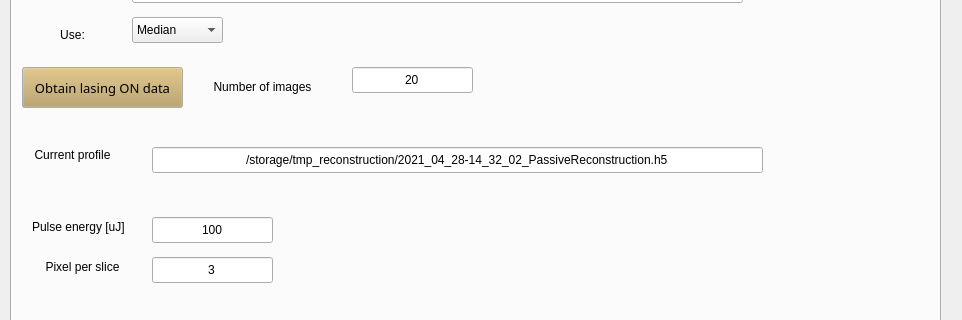
Qt form GUI.ui (pdijksta/WakefieldAnalysis) before a commit; both pictures show x 0 to 962 and y 289 to 609 of the 962 by 856 pixel window.
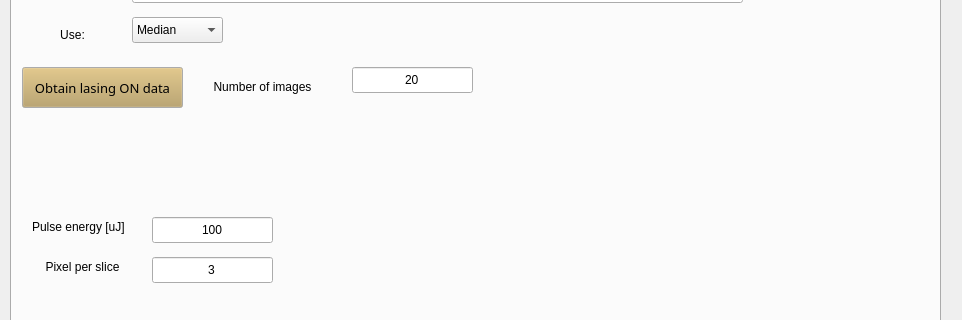
The same form after that commit.

Patch:
```diff
--- a/GUI.ui
+++ b/GUI.ui
@@ -2175,38 +2175,6 @@
        <string>Reconstruct Lasing</string>
       </property>
      </widget>
-     <widget class="QLabel" name="label_71">
-      <property name="geometry">
-       <rect>
-        <x>10</x>
-        <y>410</y>
-        <width>101</width>
-        <height>16</height>
-       </rect>
-      </property>
-      <property name="text">
-       <string>Current profile</string>
-      </property>
-      <property name="alignment">
-       <set>Qt::AlignCenter</set>
-      </property>
-     </widget>
-     <widget class="QLineEdit" name="LasingCurrentProfileDataLoad">
-      <property name="geometry">
-       <rect>
-        <x>140</x>
-        <y>410</y>
-        <width>611</width>
-        <height>26</height>
-       </rect>
-      </property>
-      <property name="text">
-       <string>/storage/tmp_reconstruction/2021_04_28-14_32_02_PassiveReconstruction.h5</string>
-      </property>
-      <property name="alignment">
-       <set>Qt::AlignCenter</set>
-      </property>
-     </widget>
      <widget class="QLineEdit" name="LasingEnergyInput">
       <property name="geometry">
        <rect>
```
